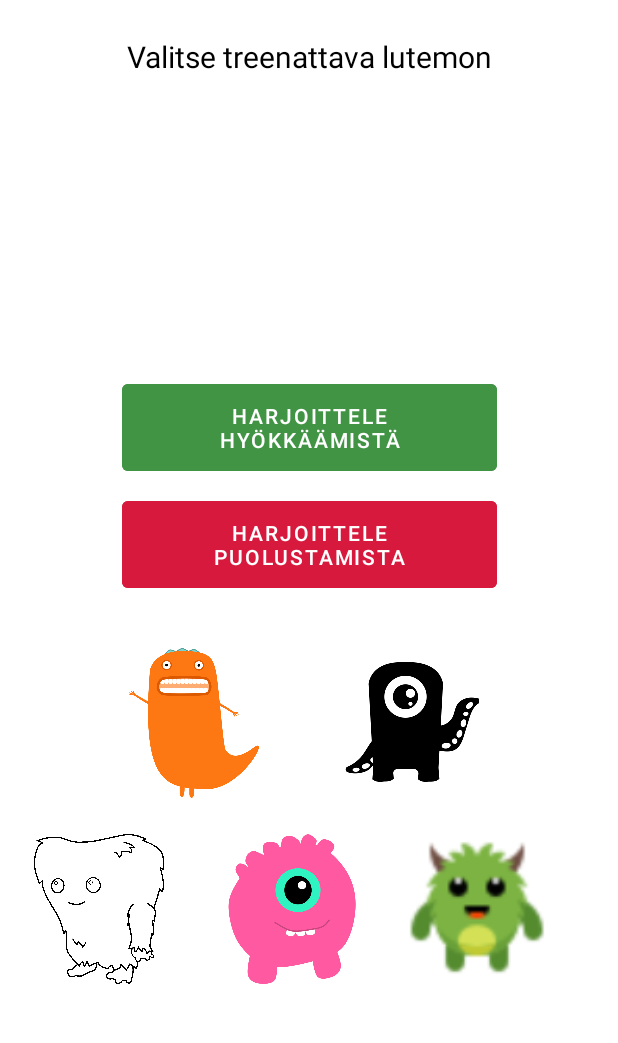
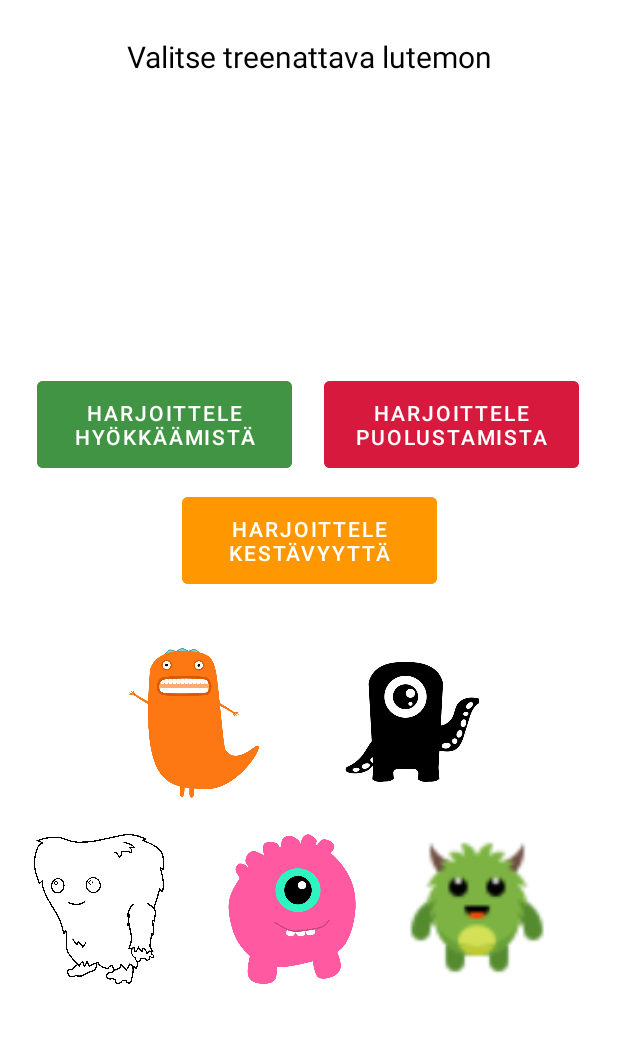
Before and after one commit to olvikontti/LutemonGame, an Android app: the TrainLutemonActivity screen opened directly, with no data from a screen before it, on a phone screen of 412 x 824 dp, the part 84-1127 px from its top. Run offline under Robolectric (Android 15) with nearby library versions, the light colour scheme and no system bars.

Commit message:
uusia juttuja!

```diff
--- a/app/src/main/java/com/example/lutemongame/BattleActivity.java
+++ b/app/src/main/java/com/example/lutemongame/BattleActivity.java
@@ -82,11 +82,15 @@ public class BattleActivity extends AppCompatActivity {
                         if (lutemon1.getHealth() <= 0) {
                             addText(lutemon1.getName(), lutemon2.getName(), 0, 3);
                             lutemon2.setExperience();
+                            LutemonStorage.getInstance().deleteLutemon(lutemon1);
+                            LutemonStorage.getInstance().saveLutemons(BattleActivity.this);
 
                         }
                         if (lutemon2.getHealth() <= 0) {
                             addText(lutemon2.getName(), lutemon1.getName(), 0, 3);
                             lutemon1.setExperience();
+                            LutemonStorage.getInstance().deleteLutemon(lutemon2);
+                            LutemonStorage.getInstance().saveLutemons(BattleActivity.this);
                         }
                         j++;
                     }
--- a/app/src/main/res/layout/activity_train_lutemon.xml
+++ b/app/src/main/res/layout/activity_train_lutemon.xml
@@ -61,26 +61,28 @@
         app:layout_constraintTop_toTopOf="parent"
         app:srcCompat="@drawable/white" />
 
+
     <Button
         android:id="@+id/btnImproveDefence"
-        android:layout_width="250dp"
+        android:layout_width="170dp"
         android:layout_height="70dp"
-        android:layout_marginTop="8dp"
+        android:layout_marginTop="248dp"
         android:backgroundTint="#d8193e"
         android:text="Harjoittele puolustamista"
         app:layout_constraintEnd_toEndOf="parent"
+        app:layout_constraintHorizontal_bias="0.892"
         app:layout_constraintStart_toStartOf="parent"
-        app:layout_constraintTop_toBottomOf="@+id/btnImproveAttack" />
-
+        app:layout_constraintTop_toTopOf="parent" />
 
     <Button
         android:id="@+id/btnImproveAttack"
-        android:layout_width="250dp"
+        android:layout_width="170dp"
         android:layout_height="70dp"
-        android:layout_marginTop="250dp"
+        android:layout_marginTop="248dp"
         android:backgroundTint="#409444"
         android:text="Harjoittele hyökkäämistä"
         app:layout_constraintEnd_toEndOf="parent"
+        app:layout_constraintHorizontal_bias="0.103"
         app:layout_constraintStart_toStartOf="parent"
         app:layout_constraintTop_toTopOf="parent" />
 
@@ -117,4 +119,15 @@
         app:layout_constraintStart_toStartOf="parent"
         app:layout_constraintTop_toTopOf="parent" />
 
+    <Button
+        android:id="@+id/btnImproveEndurance"
+        android:layout_width="170dp"
+        android:layout_height="70dp"
+        android:layout_marginTop="325dp"
+        android:backgroundTint="#FF9800"
+        android:text="Harjoittele kestävyyttä"
+        app:layout_constraintEnd_toEndOf="parent"
+        app:layout_constraintStart_toStartOf="parent"
+        app:layout_constraintTop_toTopOf="parent" />
+
 </androidx.constraintlayout.widget.ConstraintLayout>
```
Also changed, not shown: app/src/main/java/com/example/lutemongame/LutemonStorage.java (+10 -0 lines), app/src/main/java/com/example/lutemongame/TrainLutemonActivity.java (+21 -5 lines).
